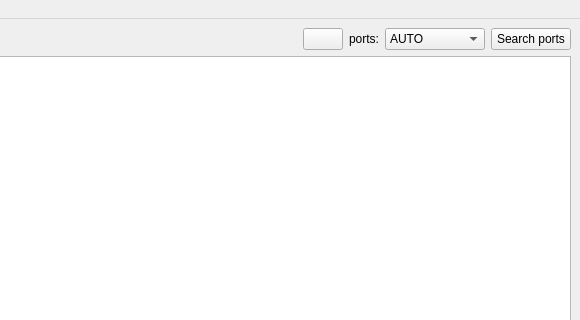
Old version of the form src/frames/UI_web2board.ui in the repository bq/web2board; both pictures show x 422 to 1002 and y 0 to 320 of the 1002 by 471 pixel window.
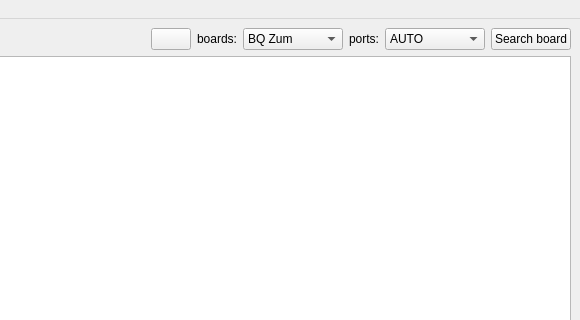
New version of the form.

What changed in the file:
```diff
--- a/src/frames/UI_web2board.ui
+++ b/src/frames/UI_web2board.ui
@@ -70,6 +70,38 @@
         </property>
        </widget>
       </item>
+      <item>
+       <widget class="QLabel" name="label_2">
+        <property name="text">
+         <string>boards:</string>
+        </property>
+       </widget>
+      </item>
+      <item>
+       <widget class="QComboBox" name="boards">
+        <property name="minimumSize">
+         <size>
+          <width>100</width>
+          <height>0</height>
+         </size>
+        </property>
+        <item>
+         <property name="text">
+          <string>BQ Zum</string>
+         </property>
+        </item>
+        <item>
+         <property name="text">
+          <string>freeduino</string>
+         </property>
+        </item>
+        <item>
+         <property name="text">
+          <string>Arduino uno</string>
+         </property>
+        </item>
+       </widget>
+      </item>
       <item>
        <widget class="QLabel" name="label">
         <property name="text">
@@ -98,7 +130,7 @@
          <string>Search usb ports and connected board</string>
         </property>
         <property name="text">
-         <string>Search ports</string>
+         <string>Search board</string>
         </property>
        </widget>
       </item>
```
